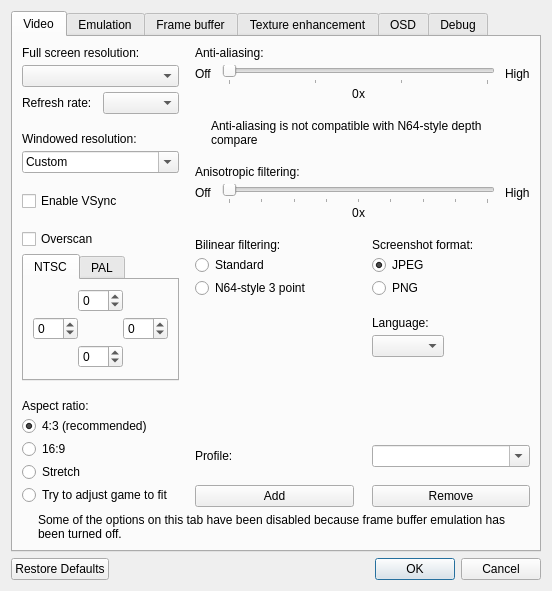
Qt form mupen64plus-video-gliden64/upstream/src/GLideNUI/configDialog.ui (mupen64plus-ae/mupen64plus-ae) before a commit.
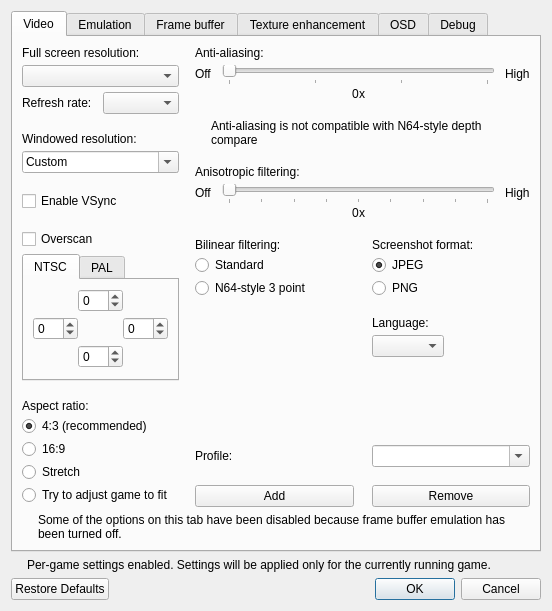
The same form after that commit. Icons and pictures are not drawn.

```diff
--- a/mupen64plus-video-gliden64/upstream/src/GLideNUI/configDialog.ui
+++ b/mupen64plus-video-gliden64/upstream/src/GLideNUI/configDialog.ui
@@ -3653,6 +3653,53 @@
      </widget>
     </widget>
    </item>
+   <item>
+    <widget class="QFrame" name="customSettingsWarningFrame">
+     <layout class="QHBoxLayout" name="customSettingsWarningLayout">
+      <property name="spacing">
+       <number>9</number>
+      </property>
+      <property name="leftMargin">
+       <number>0</number>
+      </property>
+      <property name="topMargin">
+       <number>0</number>
+      </property>
+      <property name="rightMargin">
+       <number>0</number>
+      </property>
+      <property name="bottomMargin">
+       <number>0</number>
+      </property>
+      <item>
+       <widget class="QLabel" name="customSettingsWarningIcon">
+        <property name="sizePolicy">
+         <sizepolicy hsizetype="Fixed" vsizetype="Preferred">
+          <horstretch>0</horstretch>
+          <verstretch>0</verstretch>
+         </sizepolicy>
+        </property>
+        <property name="text">
+         <string notr="true"/>
+        </property>
+        <property name="pixmap">
+         <pixmap resource="icon.qrc">:/Info.ico</pixmap>
+        </property>
+       </widget>
+      </item>
+      <item>
+       <widget class="QLabel" name="customSettingsWarningLabel">
+        <property name="text">
+         <string>Per-game settings enabled. Settings will be applied only for the currently running game.</string>
+        </property>
+        <property name="wordWrap">
+         <bool>true</bool>
+        </property>
+       </widget>
+      </item>
+     </layout>
+    </widget>
+   </item>
    <item>
     <widget class="QDialogButtonBox" name="buttonBox">
      <property name="standardButtons">
```
